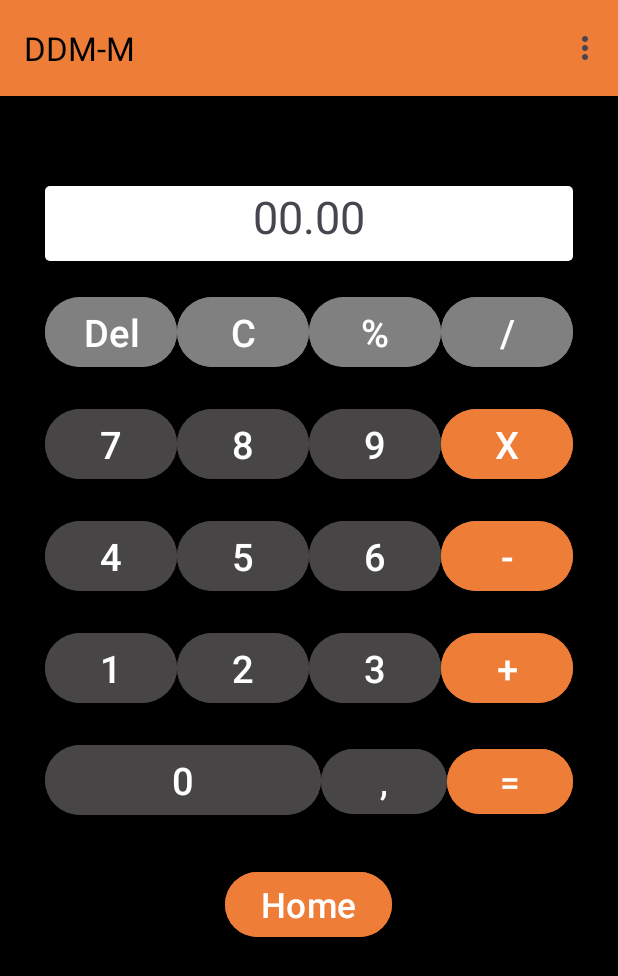
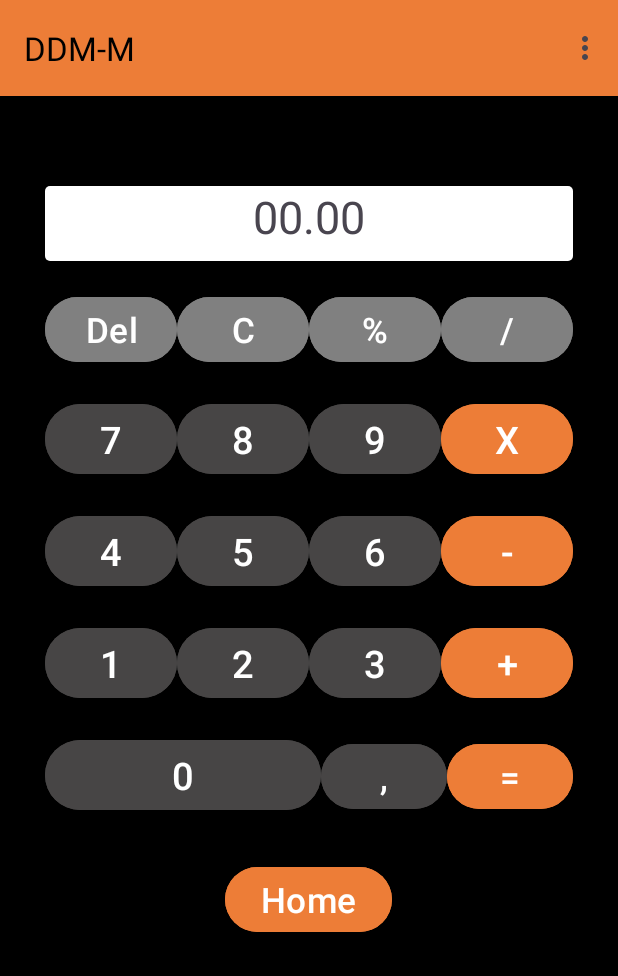
Before and after one commit to AlmeidaF001/Java-Calculator, an Android app: the screen it shows after launch (MainActivity), after a tap on "Começar", on a phone screen of 412 x 824 dp. Shown: the top 976 px of the screen. Run offline under Robolectric (Android 15) with nearby library versions, the phone set to English and light mode, and no system bars.

Commit message:
Versão Final

```diff
--- a/app/src/main/res/layout/fragment_calculadora.xml
+++ b/app/src/main/res/layout/fragment_calculadora.xml
@@ -41,7 +41,7 @@
                 android:layout_weight="1"
                 android:backgroundTint="@color/gray"
                 android:text="Del"
-                android:textSize="25dp" />
+                android:textSize="23dp" />
             <!-- Button C -->
 
             <Button
@@ -51,7 +51,7 @@
                 android:layout_weight="1"
                 android:backgroundTint="@color/gray"
                 android:text="C"
-                android:textSize="25dp" />
+                android:textSize="23dp" />
 
             <!-- Button % -->
             <Button
@@ -61,7 +61,7 @@
                 android:layout_weight="1"
                 android:backgroundTint="@color/gray"
                 android:text="%"
-                android:textSize="25dp" />
+                android:textSize="23dp" />
 
             <!-- Button / -->
             <Button
@@ -71,7 +71,7 @@
                 android:layout_weight="1"
                 android:backgroundTint="@color/gray"
                 android:text="/"
-                android:textSize="25dp" />
+                android:textSize="23dp" />
 
         </LinearLayout>
         <!--Segunda Linha -->
```
Also changed, not shown: app/src/main/java/com/example/pratica/Calculadora.java (+3 -5 lines).
